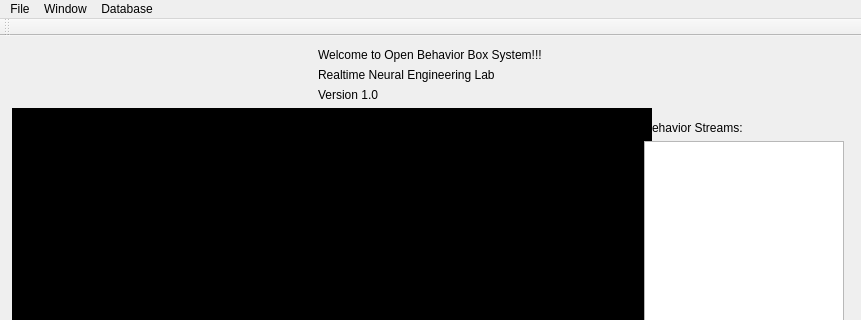
Qt form OpenBBoxManager/mainwindow.ui (kemerelab/OpenBBox) before a commit; both pictures show x 0 to 861 and y 0 to 320 of the 861 by 902 pixel window.
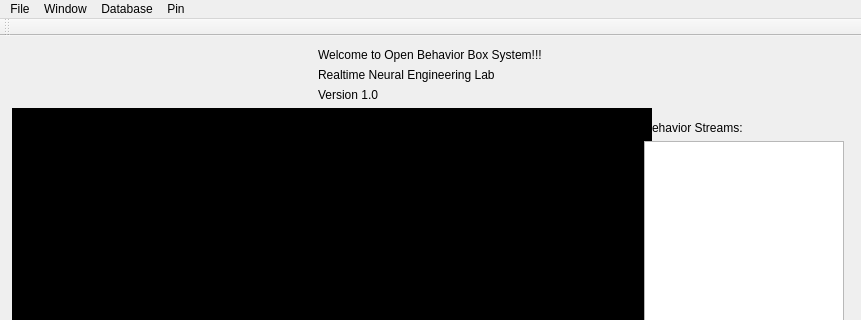
The same form after that commit. Icons and pictures are not drawn.

The edit to the form file:
```diff
--- a/OpenBBoxManager/mainwindow.ui
+++ b/OpenBBoxManager/mainwindow.ui
@@ -388,9 +388,16 @@
     <addaction name="actionSQLite"/>
     <addaction name="actionMySQL"/>
    </widget>
+   <widget class="QMenu" name="menuPin">
+    <property name="title">
+     <string>Pin</string>
+    </property>
+    <addaction name="actionPin_Configuration"/>
+   </widget>
    <addaction name="menuFile"/>
    <addaction name="menuWindow"/>
    <addaction name="menuDatabase"/>
+   <addaction name="menuPin"/>
   </widget>
   <widget class="QToolBar" name="mainToolBar">
    <attribute name="toolBarArea">
```
Left out of the diff: 6 changed lines with no effect on the pictures.
